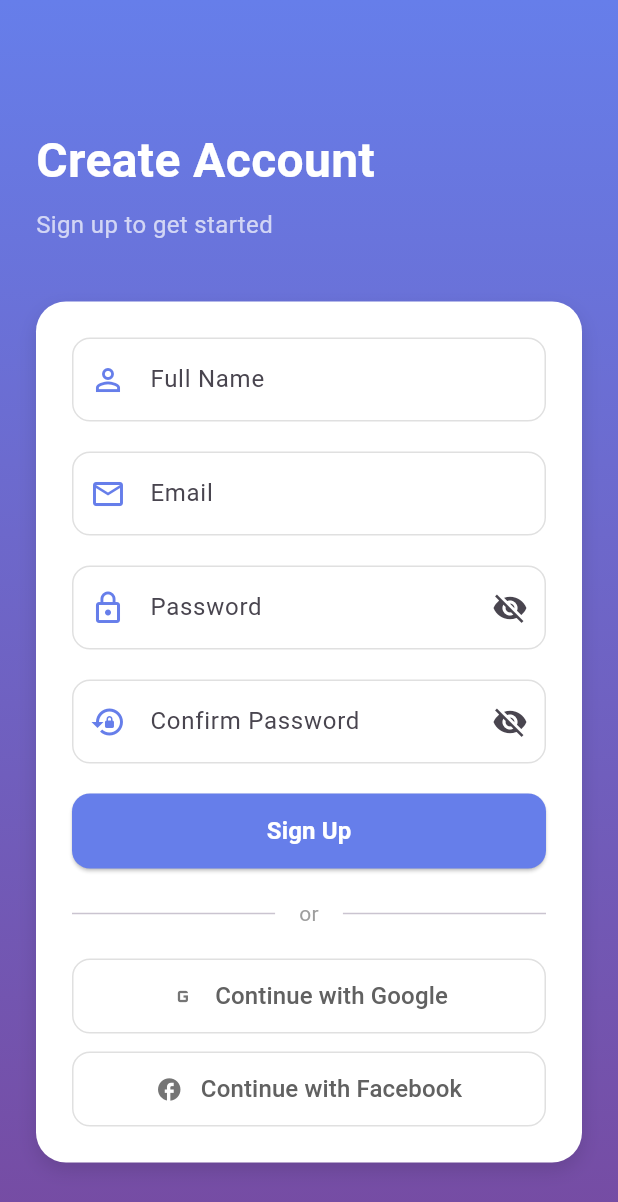
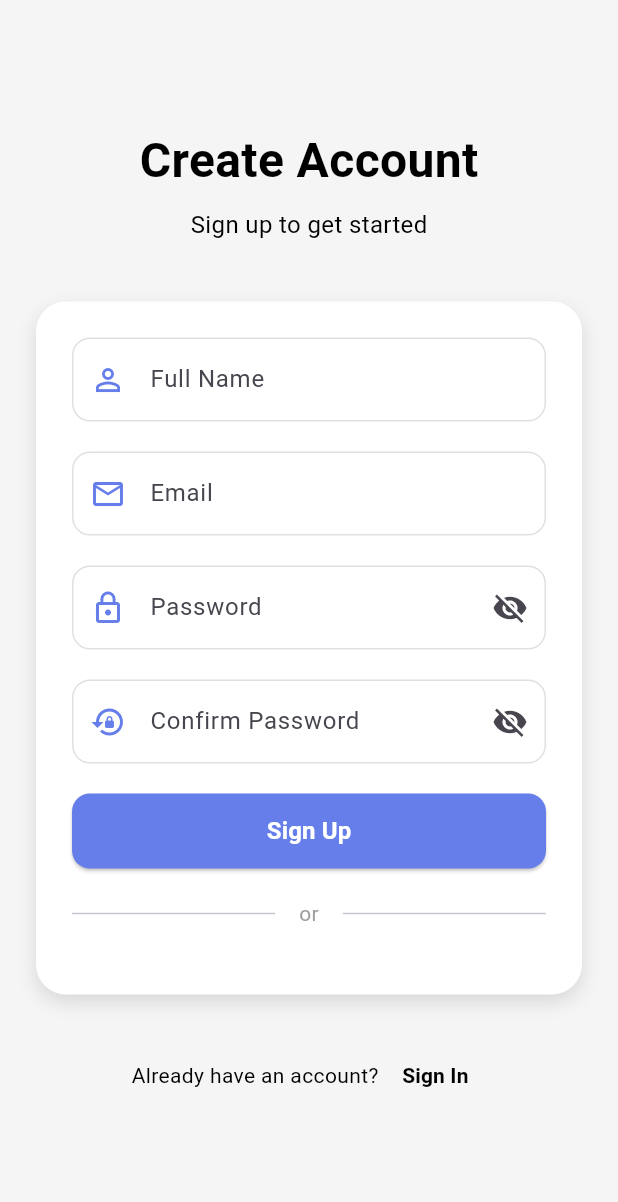
Before and after one commit to nounthanith/frontend_flutter_ecom, a Flutter app: the screen it shows after launch, after a tap on "Sign Up", on a phone screen of 412 x 824 dp. Shown: the top 1202 px of the screen. Run offline on Flutter 3.47's test engine with Material 3 defaults, Android fonts, the phone set to English and light mode, and no system bars; our stand-ins replace dio, flutter_secure_storage, get.

Commit message:
update ui

```diff
--- a/lib/app/modules/home/views/home_view.dart
+++ b/lib/app/modules/home/views/home_view.dart
@@ -16,14 +16,30 @@ class HomeView extends GetView<HomeController> {
       ),
 
       bottomNavigationBar: Obx(() {
-        return BottomNavigationBar(
+        return ClipRRect(
+          borderRadius: const BorderRadius.only(
+            topLeft: Radius.circular(25),
+            topRight: Radius.circular(25),
+          ),
+          child: Container(
+            decoration: BoxDecoration(
+              color: Colors.white,
+              boxShadow: [
+                BoxShadow(
+                  color: Colors.black12,
+                  blurRadius: 10,
+                  offset: Offset(0, -2),
+                ),
+              ],
+            ),
+            child: BottomNavigationBar(
               currentIndex: controller.currentIndex.value,
               onTap: controller.changePage,
               type: BottomNavigationBarType.fixed,
-          selectedItemColor: Color(0xFF667eea), // Indigo blue
+              selectedItemColor: Color(0xFFc1121f),
               unselectedItemColor: Colors.grey,
               backgroundColor: Colors.white,
-          elevation: 10,
+              elevation: 0, // We use custom shadow instead
               showUnselectedLabels: true,
               selectedLabelStyle: TextStyle(fontWeight: FontWeight.bold),
               items: const [
@@ -48,8 +64,11 @@ class HomeView extends GetView<HomeController> {
                   label: "Profile",
                 ),
               ],
+            ),
+          ),
         );
       }),
+
     );
   }
 }
--- a/lib/app/modules/signIn/views/sign_in_view.dart
+++ b/lib/app/modules/signIn/views/sign_in_view.dart
@@ -12,34 +12,46 @@ class SignInView extends StatelessWidget {
     final AuthController authController = Get.find();
 
     return SingleChildScrollView(
-      padding: EdgeInsets.all(24),
+      padding: const EdgeInsets.symmetric(horizontal: 24, vertical: 40),
       child: Column(
         crossAxisAlignment: CrossAxisAlignment.start,
         children: [
-          SizedBox(height: 60),
-
-          // Header
-          Text(
-            'Welcome Back!',
-            style: TextStyle(
-              fontSize: 32,
-              fontWeight: FontWeight.bold,
-              color: Colors.white,
+          // Header Icon
+          Center(
+            child: Icon(
+              Icons.lock_outline,
+              size: 72,
+              color: Colors.black87,
             ),
           ),
-          SizedBox(height: 8),
-          Text(
-            'Sign in to your account',
+          const SizedBox(height: 24),
+
+          // Welcome Text
+          const Center(
+            child: Text(
+              'Welcome Back',
+              style: TextStyle(
+                fontSize: 28,
+                fontWeight: FontWeight.w800,
+                color: Colors.black,
+              ),
+            ),
+          ),
+          const SizedBox(height: 8),
+          const Center(
+            child: Text(
+              'Sign in to continue',
               style: TextStyle(
                 fontSize: 16,
-              color: Colors.white70,
+                color: Colors.black54,
               ),
             ),
-          SizedBox(height: 40),
+          ),
+          const SizedBox(height: 32),
 
-          // Sign In Form
+          // ⬛️ Neubrutalism Form Box
           Container(
-            padding: EdgeInsets.all(24),
+            padding: const EdgeInsets.all(24),
             decoration: BoxDecoration(
               color: Colors.white,
               borderRadius: BorderRadius.circular(20),
@@ -58,12 +70,12 @@ class SignInView extends StatelessWidget {
                   // Email Field
                   CustomTextField(
                     controller: authController.emailController,
-                    label: 'Email',
-                    prefixIcon: Icons.email_outlined,
+                    label: 'Email Address',
+                    prefixIcon: Icons.email,
                     keyboardType: TextInputType.emailAddress,
                     validator: authController.validateEmail,
                   ),
-                  SizedBox(height: 20),
+                  const SizedBox(height: 20),
 
                   // Password Field
                   Obx(() => CustomTextField(
@@ -81,7 +93,7 @@ class SignInView extends StatelessWidget {
                     ),
                     validator: authController.validatePassword,
                   )),
-                  SizedBox(height: 12),
+                  const SizedBox(height: 12),
 
                   // Forgot Password
                   Align(
@@ -90,15 +102,16 @@ class SignInView extends StatelessWidget {
                       onPressed: () {
                         // Handle forgot password
                       },
-                      child: Text(
+                      child: const Text(
                         'Forgot Password?',
                         style: TextStyle(
-                          color: Color(0xFF667eea),
+                          color: Colors.black,
+                          fontWeight: FontWeight.w500,
                         ),
                       ),
                     ),
                   ),
-                  SizedBox(height: 20),
+                  const SizedBox(height: 20),
 
                   // Sign In Button
                   Obx(() => CustomButton(
@@ -106,70 +119,36 @@ class SignInView extends StatelessWidget {
                     onPressed: authController.signIn,
                     isLoading: authController.isLoading.value,
                   )),
-                  SizedBox(height: 20),
-
-                  // Divider
-                  Row(
-                    children: [
-                      Expanded(child: Divider()),
-                      Padding(
-                        padding: EdgeInsets.symmetric(horizontal: 16),
-                        child: Text(
-                          'or',
-                          style: TextStyle(color: Colors.grey),
-                        ),
-                      ),
-                      Expanded(child: Divider()),
-                    ],
-                  ),
-                  SizedBox(height: 20),
-
-                  // Social Login Buttons
-                  SocialLoginButton(
-                    text: 'Continue with Google',
-                    icon: Icons.g_mobiledata,
-                    onPressed: () {
-                      // Handle Google sign in
-                    },
-                  ),
-                  SizedBox(height: 12),
-                  SocialLoginButton(
-                    text: 'Continue with Facebook',
-                    icon: Icons.facebook,
-                    onPressed: () {
-                      // Handle Facebook sign in
-                    },
-                  ),
                 ],
               ),
             ),
           ),
-          SizedBox(height: 30),
+          const SizedBox(height: 30),
 
           // Sign Up Link
-          Center(
-            child: Row(
+          Row(
             mainAxisAlignment: MainAxisAlignment.center,
             children: [
-                Text(
-                  "Don't have an account? ",
-                  style: TextStyle(color: Colors.white70),
+              const Text(
+                "Don't have an account?",
+                style: TextStyle(color: Colors.black54),
               ),
               TextButton(
                 onPressed: authController.toggleAuthMode,
-                  child: Text(
+                child: const Text(
                   'Sign Up',
                   style: TextStyle(
-                      color: Colors.white,
+                    color: Colors.black,
                     fontWeight: FontWeight.bold,
                   ),
                 ),
               ),
             ],
           ),
-          ),
         ],
       ),
     );
+
+
   }
 }
--- a/lib/app/modules/signUp/views/sign_up_view.dart
+++ b/lib/app/modules/signUp/views/sign_up_view.dart
@@ -20,20 +20,24 @@ class SignUpView extends StatelessWidget {
           SizedBox(height: 60),
 
           // Header
-          Text(
+          Center(
+            child: Text(
               'Create Account',
               style: TextStyle(
                 fontSize: 32,
                 fontWeight: FontWeight.bold,
-              color: Colors.white,
+                color: Colors.black,
+              ),
             ),
           ),
           SizedBox(height: 8),
-          Text(
+          Center(
+            child: Text(
               'Sign up to get started',
               style: TextStyle(
                 fontSize: 16,
-              color: Colors.white70,
+                color: Colors.black,
+              ),
             ),
           ),
           SizedBox(height: 40),
@@ -136,21 +140,21 @@ class SignUpView extends StatelessWidget {
                   SizedBox(height: 20),
 
                   // Social Login Buttons
-                  SocialLoginButton(
-                    text: 'Continue with Google',
-                    icon: Icons.g_mobiledata,
-                    onPressed: () {
-                      // Handle Google sign up
-                    },
-                  ),
-                  SizedBox(height: 12),
-                  SocialLoginButton(
-                    text: 'Continue with Facebook',
-                    icon: Icons.facebook,
-                    onPressed: () {
-                      // Handle Facebook sign up
-                    },
-                  ),
+                  // SocialLoginButton(
+                  //   text: 'Continue with Google',
+                  //   icon: Icons.g_mobiledata,
+                  //   onPressed: () {
+                  //     // Handle Google sign up
+                  //   },
+                  // ),
+                  // SizedBox(height: 12),
+                  // SocialLoginButton(
+                  //   text: 'Continue with Facebook',
+                  //   icon: Icons.facebook,
+                  //   onPressed: () {
+                  //     // Handle Facebook sign up
+                  //   },
+                  // ),
                 ],
               ),
             ),
@@ -164,14 +168,14 @@ class SignUpView extends StatelessWidget {
               children: [
                 Text(
                   "Already have an account? ",
-                  style: TextStyle(color: Colors.white70),
+                  style: TextStyle(color: Colors.black),
                 ),
                 TextButton(
                   onPressed: authController.toggleAuthMode,
                   child: Text(
                     'Sign In',
                     style: TextStyle(
-                      color: Colors.white,
+                      color: Colors.black,
                       fontWeight: FontWeight.bold,
                     ),
                   ),
--- a/lib/app/views/auth_wrapper.dart
+++ b/lib/app/views/auth_wrapper.dart
@@ -10,25 +10,16 @@ class AuthWrapper extends StatelessWidget {
     final AuthController authController = Get.find();
 
     return Scaffold(
-      body: Container(
-        decoration: BoxDecoration(
-          gradient: LinearGradient(
-            begin: Alignment.topCenter,
-            end: Alignment.bottomCenter,
-            colors: [
-              Color(0xFF667eea),
-              Color(0xFF764ba2),
-            ],
-          ),
-        ),
-        child: SafeArea(
-          child: Obx(() => AnimatedSwitcher(
-            duration: Duration(milliseconds: 300),
-            child:
-            authController.isSignIn.value ? SignInView() : SignUpView(),
-          )),
-        ),
+      backgroundColor: Colors.grey[100], // light gray for neubrutalism base
+      body: SafeArea(
+        child: Obx(() => AnimatedSwitcher(
+          duration: const Duration(milliseconds: 300),
+          child: authController.isSignIn.value
+              ? SignInView()
+              : SignUpView(),
+        )),
       ),
     );
+
   }
 }
```
Also changed, not shown: 1 other file. Lines whose indentation alone changed are shown as unchanged.
